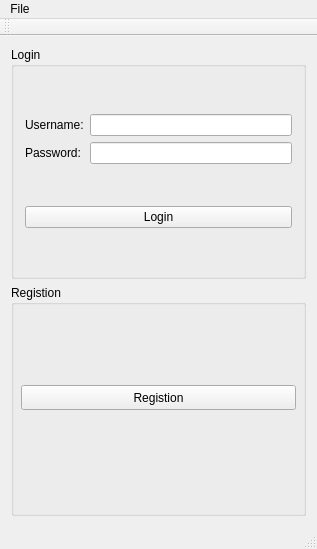
Above: qt/qtmqtt/examples/mqtt/subscriptions/mainwindow.ui from FSBY668/Program before the change. Below: the same form after it.
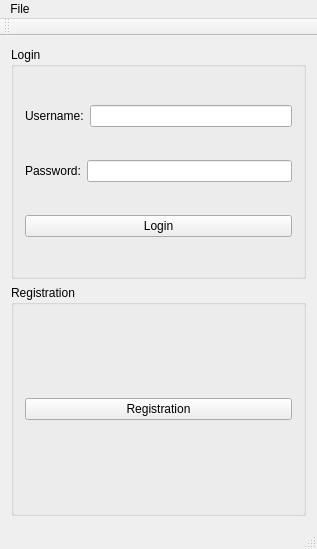
That is the form after the change.

```diff
--- a/qt/qtmqtt/examples/mqtt/subscriptions/mainwindow.ui
+++ b/qt/qtmqtt/examples/mqtt/subscriptions/mainwindow.ui
@@ -20,32 +20,40 @@
       <property name="title">
        <string>Login</string>
       </property>
-      <layout class="QVBoxLayout" name="verticalLayout_2">
+      <layout class="QVBoxLayout" name="verticalLayout">
        <item>
-        <layout class="QGridLayout" name="gridLayout_2">
-         <item row="1" column="1">
-          <widget class="QLineEdit" name="lineEdit_Password">
-           <property name="echoMode">
-            <enum>QLineEdit::Password</enum>
-           </property>
-          </widget>
-         </item>
-         <item row="1" column="0">
-          <widget class="QLabel" name="label_Password">
-           <property name="text">
-            <string>Password:</string>
-           </property>
-          </widget>
-         </item>
-         <item row="0" column="0">
+        <layout class="QHBoxLayout" name="horizontalLayout">
+         <item>
           <widget class="QLabel" name="label_Username">
            <property name="text">
             <string>Username:</string>
            </property>
           </widget>
          </item>
-         <item row="0" column="1">
-          <widget class="QLineEdit" name="lineEdit_User"/>
+         <item>
+          <widget class="QLineEdit" name="lineEdit_User">
+           <property name="echoMode">
+            <enum>QLineEdit::Normal</enum>
+           </property>
+          </widget>
+         </item>
+        </layout>
+       </item>
+       <item>
+        <layout class="QHBoxLayout" name="horizontalLayout_2">
+         <item>
+          <widget class="QLabel" name="label_Password">
+           <property name="text">
+            <string>Password:</string>
+           </property>
+          </widget>
+         </item>
+         <item>
+          <widget class="QLineEdit" name="lineEdit_Password">
+           <property name="echoMode">
+            <enum>QLineEdit::Password</enum>
+           </property>
+          </widget>
          </item>
         </layout>
        </item>
@@ -62,21 +70,17 @@
     <item>
      <widget class="QGroupBox" name="groupBox">
       <property name="title">
-       <string>Registion</string>
+       <string>Registration</string>
       </property>
-      <widget class="QPushButton" name="pushButton_Registe">
-       <property name="geometry">
-        <rect>
-         <x>10</x>
-         <y>100</y>
-         <width>275</width>
-         <height>25</height>
-        </rect>
-       </property>
-       <property name="text">
-        <string>Registion</string>
-       </property>
-      </widget>
+      <layout class="QVBoxLayout" name="verticalLayout_2">
+       <item>
+        <widget class="QPushButton" name="pushButton_Registe">
+         <property name="text">
+          <string>Registration</string>
+         </property>
+        </widget>
+       </item>
+      </layout>
      </widget>
     </item>
    </layout>
```
